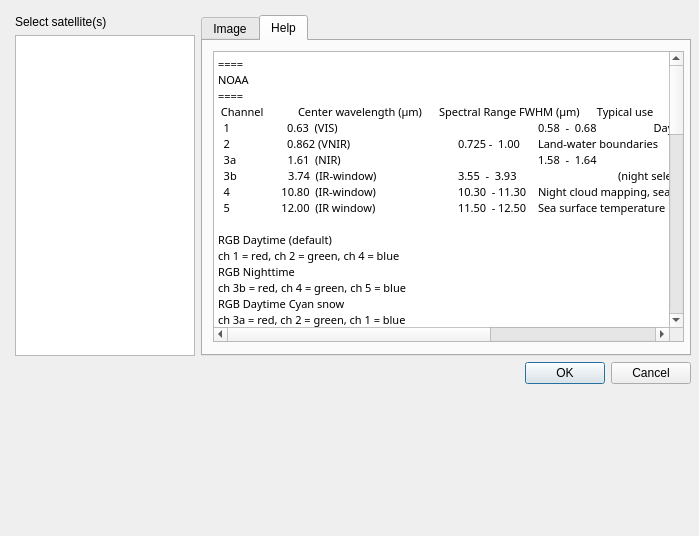
Above: satellite/property/satpropdialog.ui from poes-weather/poes-usrp before the change. Below: the same form after it.
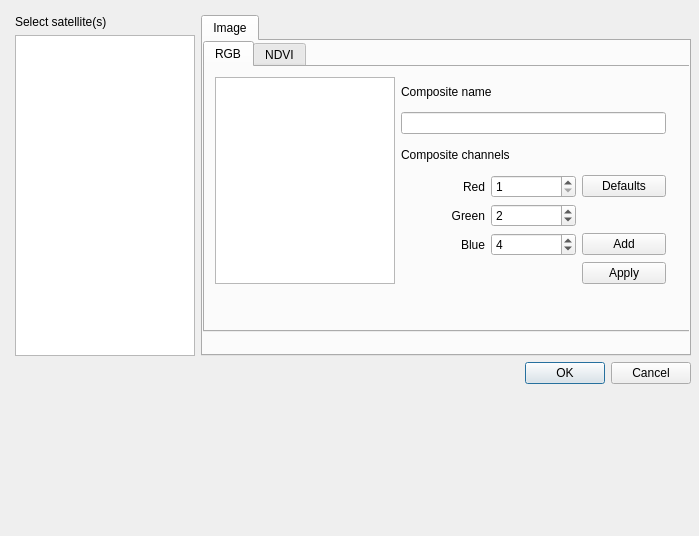
That is the form after the change.

Diff of the .ui file:
```diff
--- a/satellite/property/satpropdialog.ui
+++ b/satellite/property/satpropdialog.ui
@@ -57,7 +57,7 @@
        </size>
       </property>
       <property name="currentIndex">
-       <number>1</number>
+       <number>0</number>
       </property>
       <widget class="QWidget" name="tab">
        <attribute name="title">
@@ -219,93 +219,6 @@
         </widget>
        </widget>
       </widget>
-      <widget class="QWidget" name="tab_2">
-       <attribute name="title">
-        <string>Help</string>
-       </attribute>
-       <widget class="QPlainTextEdit" name="plainTextEdit">
-        <property name="geometry">
-         <rect>
-          <x>10</x>
-          <y>10</y>
-          <width>471</width>
-          <height>291</height>
-         </rect>
-        </property>
-        <property name="font">
-         <font>
-          <family>Sans Serif</family>
-          <pointsize>8</pointsize>
-         </font>
-        </property>
-        <property name="lineWrapMode">
-         <enum>QPlainTextEdit::NoWrap</enum>
-        </property>
-        <property name="readOnly">
-         <bool>true</bool>
-        </property>
-        <property name="plainText">
-         <string>====
-NOAA
-====
- Channel	Center wavelength (µm)      Spectral Range FWHM (µm)      Typical use
-  1                    0.63  (VIS)                  		0.58  -  0.68                    Daytime cloud and surface mapping
-  2                    0.862 (VNIR)                 	0.725 -  1.00	Land-water boundaries
-  3a                  1.61  (NIR)                  		1.58  -  1.64		(day selectable)   Snow and ice detection
-  3b                  3.74  (IR-window)            	3.55  -  3.93		(night selectable) Night cloud mapping, sea surface temperature
-  4                  10.80  (IR-window)           	10.30  - 11.30	Night cloud mapping, sea surface temperature
-  5                  12.00  (IR window)           	11.50  - 12.50	Sea surface temperature
-
-RGB Daytime (default)
-ch 1 = red, ch 2 = green, ch 4 = blue
-RGB Nighttime
-ch 3b = red, ch 4 = green, ch 5 = blue
-RGB Daytime Cyan snow 
-ch 3a = red, ch 2 = green, ch 1 = blue
-
-==========
-Feng-Yun 1C/D
-==========
-Band No         Spectral Range (µm)		Primary use of data
- 1               	    0.58 -   0.68 (VIS)       	  	Daytime clouds, ice and snow, vegetation
- 2                     0.84 -   0.89 (VNIR)       	Daytime clouds, vegetation, water
- 3                     3.55 -   3.93 (MWIR)      	Heat source, night cloud
- 4                   10.30 - 11.30 (TIR)          	SST, day/night clouds
- 5                   11.50 - 12.50 (TIR)          	SST, day/night clouds
- 6                     1.58 -   1.64 (SWIR)       	Soil humidity, provision of ice/snow cover distinguishing capability
- 7                     0.43 -   0.48 (VIS)         	Ocean color
- 8                     0.48 -   0.53 (VIS)         	Ocean color
- 9                     0.53 -   0.58 (VIS)         	Ocean color
-10                    0.90 -   0.965 (VNIR)    	Water vapor
-
-RGB Daytime (default)
-ch 1 = red, ch 2 = green, ch 4 = blue
-RGB Nighttime
-ch 3 = red, ch 4 = green, ch 5 = blue
-RGB Daytime Cyan snow 
-ch 3 = red, ch 2 = green, ch 1 = blue
-
-==========
-Meteor M N-1
-==========
-Band No      Spectral Range (µm)		Primary use of data
- 1	  0.5 -   0.7 (VIS)       		Daytime clouds, ice and snow, vegetation
- 2 	  0.7 -   1.1 (VNIR)      		Daytime clouds, vegetation, water
- 3	  1.6 -   1.8 (SWIR)      		Soil humidity, provision of ice/snow cover distinguishing capability
- 4	  3.5 -   4.1 (MWIR)      		Heat source, night cloud
- 5	10.5 - 11.5 (TIR)       		SST, day/night clouds
- 6	11.5 - 12.5 (TIR)       		SST, day/night clouds
-
-RGB Daytime (default)
-ch 1 = red, ch 2 = green, ch 5 = blue
-RGB Nighttime
-ch 4 = red, ch 5 = green, ch 6 = blue
-RGB Daytime Cyan snow 
-ch 3 = red, ch 2 = green, ch 1 = blue
-</string>
-        </property>
-       </widget>
-      </widget>
      </widget>
     </item>
     <item row="2" column="1">
```
